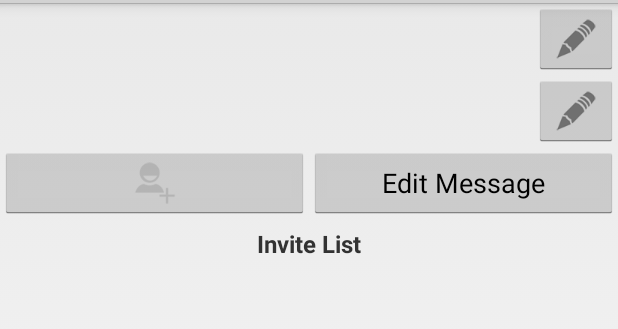
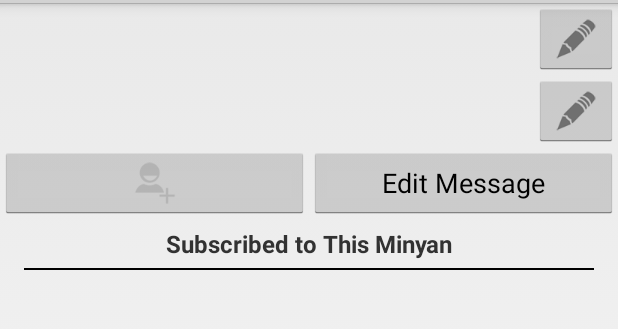
Before and after one commit to Artiavis/MinyanMateProject, an Android app: the layout fragment_minyan_settings.xml on its own in the app's theme, with its tools: preview values and no code run, on a phone screen of 412 x 824 dp, the part 69-398 px from its top. Run offline under Robolectric (Android 15) with nearby library versions, the phone set to English and light mode, and no system bars.

Commit message:
fixed a core UI bug and tweaked some visuals

```diff
--- a/MinyanMate/src/main/java/org/minyanmate/minyanmate/ActiveMinyanFragment.java
+++ b/MinyanMate/src/main/java/org/minyanmate/minyanmate/ActiveMinyanFragment.java
@@ -500,6 +500,9 @@ public class ActiveMinyanFragment extends Fragment implements
 			for (String cat : categories)
 				goers.put(cat, new ArrayList<MinyanGoer>());
 
+            // Always reset cursor to default position, sometimes it comes in
+            // remembering it already reached the end
+            cursor.moveToFirst();cursor.moveToPrevious();
 			while (cursor.moveToNext()) {
 				MinyanGoer goer = MinyanGoer.cursorToMinyanGoer(cursor);
 				goers.get(goer.getInviteStatus().toString()).add(goer);
--- a/MinyanMate/src/main/java/org/minyanmate/minyanmate/adapters/ParticipantsExpandableListAdapter.java
+++ b/MinyanMate/src/main/java/org/minyanmate/minyanmate/adapters/ParticipantsExpandableListAdapter.java
@@ -79,7 +79,7 @@ public class ParticipantsExpandableListAdapter extends BaseExpandableListAdapter
 		} else if (goer instanceof UninvitedMinyanGoer) {
 			// clear the uri's in case view is being recycled
 			badge.assignContactUri(null);
-			badge.setImageResource(R.drawable.social_add_person_light);
+			badge.setImageResource(R.drawable.social_person_light);
 		}
 
 		name.setText(goer.getName());
--- a/MinyanMate/src/main/java/org/minyanmate/minyanmate/contentprovider/MinyanMateContentProvider.java
+++ b/MinyanMate/src/main/java/org/minyanmate/minyanmate/contentprovider/MinyanMateContentProvider.java
@@ -183,7 +183,7 @@ public class MinyanMateContentProvider extends ContentProvider {
 
 				IntCursorJoiner goersJoiner = new IntCursorJoiner(cursor,
 						new String[] { MinyanGoersTable.COLUMN_PHONE_NUMBER_ID},
-						phoneContacts2, new String[] { Phone._ID }, false);
+						phoneContacts2, new String[] { Phone._ID }, true);
 
 				for (IntCursorJoiner.Result joinerResult : goersJoiner) {
 					// TODO fix the issue where the eventId isn't being saved
--- a/MinyanMate/src/main/res/layout/fragment_minyan_settings.xml
+++ b/MinyanMate/src/main/res/layout/fragment_minyan_settings.xml
@@ -91,14 +91,20 @@
     </LinearLayout>
 
     <TextView
-        android:layout_margin="5dp"
         android:layout_width="match_parent"
         android:layout_height="wrap_content"
         android:gravity="center_horizontal"
+        android:layout_margin="5dp"
         android:textStyle="bold"
         android:textSize="16sp"
-        android:text="Invite List" />
+        android:text="Subscribed to This Minyan" />
 
+    <View android:background="#000000"
+        android:layout_marginLeft="@dimen/activity_horizontal_margin"
+        android:layout_marginRight="@dimen/activity_horizontal_margin"
+        android:layout_width = "fill_parent"
+        android:layout_height="1dip"
+        android:layout_centerVertical ="true" />
 
     <LinearLayout
         android:layout_width="fill_parent"
```
Also changed, not shown: MinyanMate/src/main/res/layout/fragment_manage_contacts.xml (+17 -0 lines), MinyanMate/src/main/res/layout/fragment_minyan_list.xml (+18 -0 lines).
